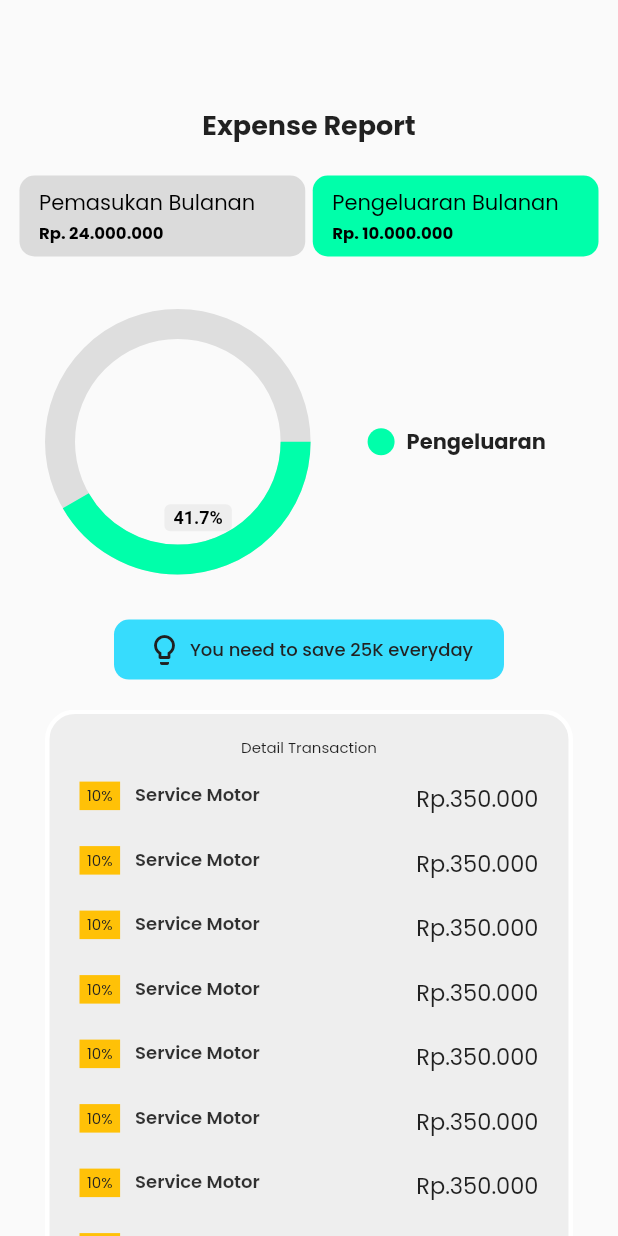
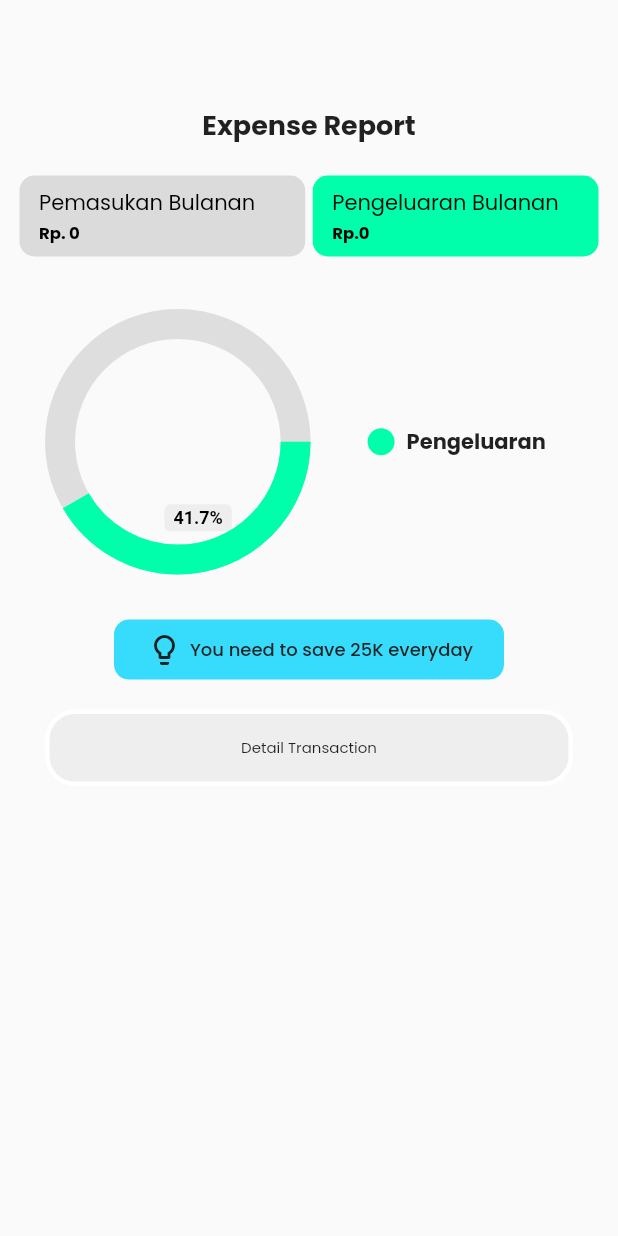
Before and after one commit to davidmahbubi/money-manager-app, a Flutter app: the Chart screen opened directly, on a phone screen of 412 x 824 dp. Run offline on Flutter 3.47's test engine with Material 2 defaults, Android fonts, the phone set to English and light mode, and no system bars; drawn by our look-alikes of pie_chart; our stand-ins replace firebase_auth, firebase_core, firebase_database, flutter_svg, font_awesome_flutter, line_awesome_flutter; accounts and stored records are empty.

Commit message:
Everything is functional

```diff
--- a/lib/components/my_bar.dart
+++ b/lib/components/my_bar.dart
@@ -1,12 +1,15 @@
 import 'package:flutter/cupertino.dart';
 import 'package:flutter/material.dart';
 import 'package:money_manager_app/components/my_log.dart';
+import 'package:money_manager_app/data/transaction_list.dart';
 
 class MyBar extends StatelessWidget {
   const MyBar({Key? key}) : super(key: key);
 
   @override
   Widget build(BuildContext context) {
+    print(TransactionList.groupByCategory());
+
     return Expanded(
       child: SingleChildScrollView(
         physics: const BouncingScrollPhysics(),
@@ -27,28 +30,27 @@ class MyBar extends StatelessWidget {
                     borderRadius: const BorderRadius.all(Radius.circular(20)),
                     color: const Color.fromARGB(255, 238, 238, 238),
                   ),
+                  child: SizedBox(
+                    width: double.infinity,
                     child: Expanded(
                       child: Column(
                         crossAxisAlignment: CrossAxisAlignment.center,
-                      children: const <Widget>[
+                        children: <Widget>[
                           SizedBox(height: 15),
                           Text(
                             "Detail Transaction",
                             style: TextStyle(fontSize: 10),
                           ),
                           SizedBox(height: 15),
-                        MyLog(),
-                        MyLog(),
-                        MyLog(),
-                        MyLog(),
-                        MyLog(),
-                        MyLog(),
-                        MyLog(),
-                        MyLog(),
-                        MyLog(),
-                        MyLog(),
-                        MyLog(),
+                          ...TransactionList.groupByCategory().entries.map(
+                              (MapEntry<String, Map<String, dynamic>> val) {
+                            return MyLog(
+                              category: val.value['category'],
+                              subtotal: val.value['subtotal'],
+                            );
+                          })
                         ],
+                      ),
                     ),
                   ),
                 ),
--- a/lib/components/my_card.dart
+++ b/lib/components/my_card.dart
@@ -1,4 +1,8 @@
 import 'package:flutter/material.dart';
+import 'package:money_manager_app/data/transaction_list.dart';
+import 'package:money_manager_app/utils/helper.dart';
+
+import '../models/transaction.dart';
 
 class MyCard extends StatelessWidget {
   const MyCard({Key? key}) : super(key: key);
@@ -23,7 +27,7 @@ class MyCard extends StatelessWidget {
                 padding: const EdgeInsets.all(8.0),
                 child: Column(
                   crossAxisAlignment: CrossAxisAlignment.start,
-                  children: const <Widget>[
+                  children: <Widget>[
                     Padding(
                       padding: EdgeInsets.only(left: 5),
                       child: Text(
@@ -40,7 +44,11 @@ class MyCard extends StatelessWidget {
                     Padding(
                       padding: EdgeInsets.only(left: 5),
                       child: Text(
-                        "Rp. 24.000.000",
+                        TransactionList.getIncomes().isEmpty
+                            ? 'Rp. 0'
+                            : formatNumber(TransactionList.getIncomes()
+                                .map((Transaction tr) => tr.amount)
+                                .reduce((value, element) => value + element)),
                         style: TextStyle(
                           color: Colors.black,
                           fontWeight: FontWeight.bold,
@@ -67,7 +75,7 @@ class MyCard extends StatelessWidget {
                 padding: const EdgeInsets.all(8.0),
                 child: Column(
                   crossAxisAlignment: CrossAxisAlignment.start,
-                  children: const <Widget>[
+                  children: <Widget>[
                     Padding(
                       padding: EdgeInsets.only(left: 5),
                       child: Text(
@@ -84,7 +92,11 @@ class MyCard extends StatelessWidget {
                     Padding(
                       padding: const EdgeInsets.only(left: 5),
                       child: Text(
-                        "Rp. 10.000.000",
+                        TransactionList.getExpenses().isEmpty
+                            ? 'Rp.0'
+                            : formatNumber(TransactionList.getExpenses()
+                                .map((Transaction tr) => tr.amount)
+                                .reduce((value, element) => value + element)),
                         style: TextStyle(
                           color: Colors.black,
                           fontWeight: FontWeight.bold,
--- a/lib/components/my_log.dart
+++ b/lib/components/my_log.dart
@@ -1,7 +1,13 @@
 import 'package:flutter/material.dart';
+import 'package:money_manager_app/models/transaction_category.dart';
+import 'package:money_manager_app/utils/helper.dart';
 
 class MyLog extends StatelessWidget {
-  const MyLog({Key? key}) : super(key: key);
+  TransactionCategory category;
+  double subtotal = 0;
+
+  MyLog({Key? key, required this.category, required this.subtotal})
+      : super(key: key);
 
   @override
   Widget build(BuildContext context) {
@@ -34,28 +40,28 @@ class MyLog extends StatelessWidget {
                 ),
               ),
             ),
-            const Padding(
-              padding: EdgeInsets.only(
+            Padding(
+              padding: const EdgeInsets.only(
                 left: 10,
               ),
               child: Text(
-                "Service Motor",
-                style: TextStyle(
+                category.name,
+                style: const TextStyle(
                   color: Color.fromARGB(221, 19, 19, 19),
                   fontSize: 12,
                   fontWeight: FontWeight.w600,
                 ),
               ),
             ),
-            const Expanded(
+            Expanded(
               child: Padding(
-                padding: EdgeInsets.only(
+                padding: const EdgeInsets.only(
                   right: 20,
                 ),
                 child: Text(
-                  "Rp.350.000",
+                  formatNumber(subtotal),
                   textAlign: TextAlign.end,
-                  style: TextStyle(fontSize: 15),
+                  style: const TextStyle(fontSize: 15),
                 ),
               ),
             ),
--- a/lib/models/transaction_list.dart
+++ b/lib/data/transaction_list.dart
@@ -1,4 +1,6 @@
 import 'package:intl/intl.dart';
+import 'package:money_manager_app/constants/enums.dart';
+import 'package:money_manager_app/models/standart_transaction.dart';
 import 'package:money_manager_app/models/transaction.dart';
 
 enum TransactionOrderType { ascending, descending }
@@ -33,6 +35,44 @@ class TransactionList {
     return groupedTransactions;
   }
 
+  static Map<String, Map<String, dynamic>> groupByCategory() {
+    Map<String, Map<String, dynamic>> groupedTransactions = {};
+
+    for (Transaction transaction in getTransactions()) {
+      if (transaction is StandartTransaction) {
+        if (groupedTransactions[transaction.transactionCategory.name]
+                ?.isNotEmpty ??
+            false) {
+          groupedTransactions[transaction.transactionCategory.name]![
+                  'transactions']
+              .add(transaction);
+          groupedTransactions[transaction.transactionCategory.name]![
+              'subtotal'] += transaction.amount;
+        } else {
+          groupedTransactions[transaction.transactionCategory.name] = {
+            'category': transaction.transactionCategory,
+            'transactions': [transaction],
+            'subtotal': transaction.amount,
+          };
+        }
+      }
+    }
+
+    return groupedTransactions;
+  }
+
+  static List<Transaction> getExpenses() {
+    return getTransactions()
+        .where((Transaction tr) => tr.trType == TransactionType.expense)
+        .toList();
+  }
+
+  static List<Transaction> getIncomes() {
+    return getTransactions()
+        .where((Transaction tr) => tr.trType == TransactionType.income)
+        .toList();
+  }
+
   static void addTransaction(Transaction transaction) {
     transactionsList.add(transaction);
   }
--- a/lib/main.dart
+++ b/lib/main.dart
@@ -66,7 +66,7 @@ class _MainPageState extends State<MainPage> {
             ),
           ).then((_) {
             setState(() {
-              if (currentMenuIndex == 0) {
+              if (currentMenuIndex == 0 || currentMenuIndex == 1) {
                 currentMenuIndex++;
                 Timer(const Duration(milliseconds: 30), () {
                   setState(() {
--- a/lib/pages/chart.dart
+++ b/lib/pages/chart.dart
@@ -23,9 +23,9 @@ class Chart extends StatelessWidget {
               ),
             ),
             const MyCard(),
-            SizedBox(height: 5),
+            const SizedBox(height: 5),
             MyPieChart(),
-            MyBar()
+            const MyBar()
           ],
         ),
       ),
--- a/lib/pages/create_transaction.dart
+++ b/lib/pages/create_transaction.dart
@@ -4,7 +4,7 @@ import 'package:money_manager_app/components/transfer_form.dart';
 import 'package:money_manager_app/constants/theme.dart';
 import 'package:money_manager_app/constants/enums.dart';
 import 'package:money_manager_app/models/standart_transaction.dart';
-import 'package:money_manager_app/models/transaction_list.dart';
+import 'package:money_manager_app/data/transaction_list.dart';
 import 'package:money_manager_app/models/transfer_transaction.dart';
 
 class CreateTransaction extends StatefulWidget {
--- a/lib/pages/transaction.dart
+++ b/lib/pages/transaction.dart
@@ -3,7 +3,7 @@ import 'package:money_manager_app/components/home_transaction.dart';
 import 'package:money_manager_app/components/top_header_profile.dart';
 import 'package:money_manager_app/constants/theme.dart';
 import 'package:money_manager_app/data/user_data.dart';
-import 'package:money_manager_app/models/transaction_list.dart';
+import 'package:money_manager_app/data/transaction_list.dart';
 import 'package:flutter_svg/flutter_svg.dart';
 import 'package:money_manager_app/models/user.dart';
 
```
Lines whose indentation alone changed are shown as unchanged.
